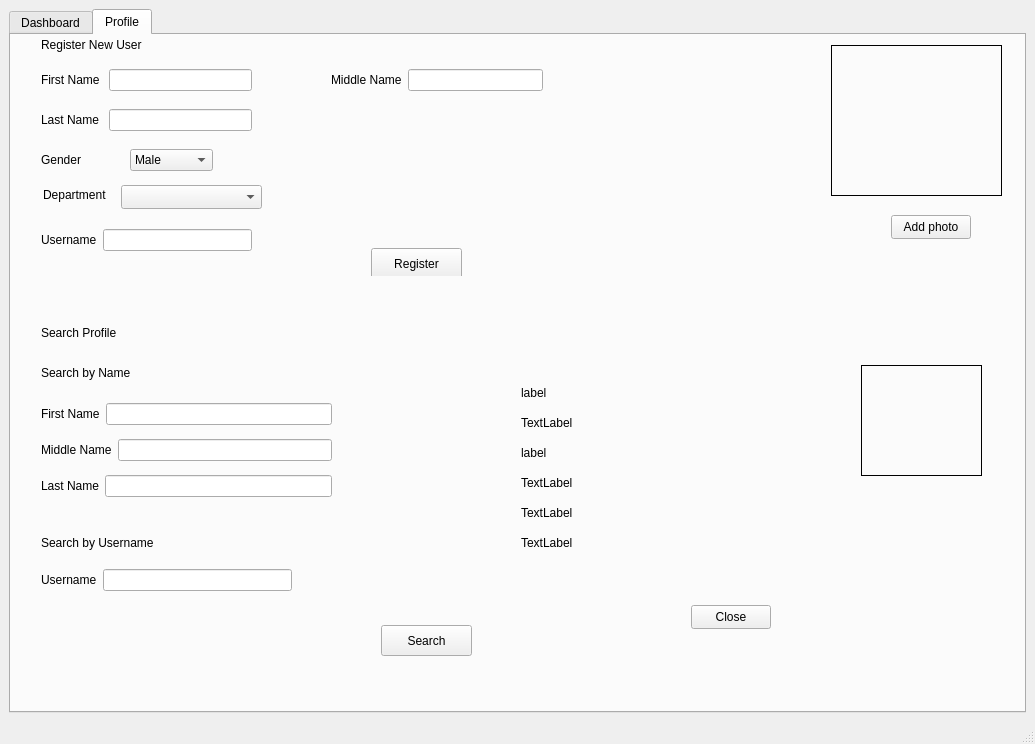
MythicSTR/bms-project, file bms/mainwindow.ui: the form before one commit.
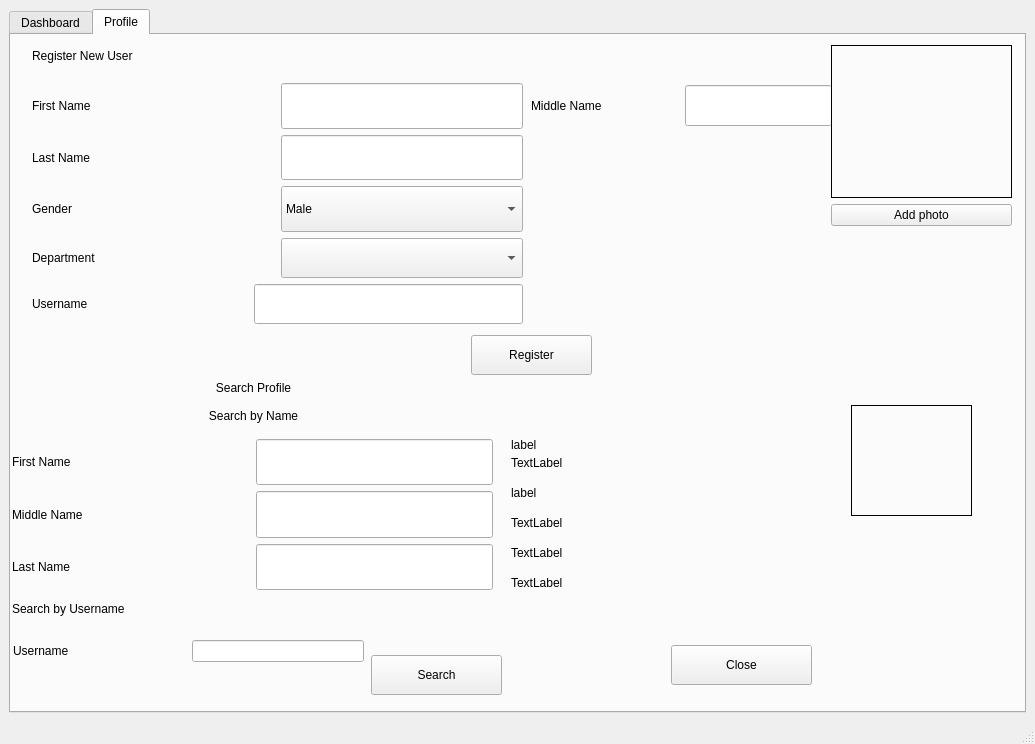
The form after the commit. The open tabs and pages were chosen to show the change. Icons and pictures are not drawn.

What changed in the file:
```diff
--- a/bms/mainwindow.ui
+++ b/bms/mainwindow.ui
@@ -14,7 +14,7 @@
    <string>MainWindow</string>
   </property>
   <property name="styleSheet">
-   <string notr="true">QTabBar::tab { min-width: 60px; }</string>
+   <string notr="true"/>
   </property>
   <widget class="QWidget" name="centralwidget">
    <layout class="QHBoxLayout" name="horizontalLayout">
@@ -2447,45 +2447,19 @@
        <widget class="QWidget" name="widget" native="true">
         <property name="geometry">
          <rect>
-          <x>20</x>
-          <y>290</y>
+          <x>-10</x>
+          <y>330</y>
           <width>981</width>
-          <height>351</height>
+          <height>401</height>
          </rect>
         </property>
-        <widget class="QLabel" name="label_26">
-         <property name="geometry">
-          <rect>
-           <x>10</x>
-           <y>0</y>
-           <width>91</width>
-           <height>16</height>
-          </rect>
-         </property>
-         <property name="text">
-          <string>Search Profile</string>
-         </property>
-        </widget>
-        <widget class="QLabel" name="label_34">
-         <property name="geometry">
-          <rect>
-           <x>10</x>
-           <y>40</y>
-           <width>131</width>
-           <height>16</height>
-          </rect>
-         </property>
-         <property name="text">
-          <string>Search by Name</string>
-         </property>
-        </widget>
         <widget class="QLabel" name="label_38">
          <property name="geometry">
           <rect>
-           <x>10</x>
-           <y>210</y>
-           <width>131</width>
-           <height>16</height>
+           <x>11</x>
+           <y>231</y>
+           <width>479</width>
+           <height>26</height>
           </rect>
          </property>
          <property name="text">
@@ -2495,12 +2469,24 @@
         <widget class="QPushButton" name="profile_search">
          <property name="geometry">
           <rect>
-           <x>350</x>
-           <y>300</y>
-           <width>91</width>
-           <height>31</height>
+           <x>370</x>
+           <y>290</y>
+           <width>131</width>
+           <height>40</height>
           </rect>
          </property>
+         <property name="sizePolicy">
+          <sizepolicy hsizetype="Minimum" vsizetype="Fixed">
+           <horstretch>0</horstretch>
+           <verstretch>0</verstretch>
+          </sizepolicy>
+         </property>
+         <property name="minimumSize">
+          <size>
+           <width>0</width>
+           <height>40</height>
+          </size>
+         </property>
          <property name="text">
           <string>Search</string>
          </property>
@@ -2508,10 +2494,10 @@
         <widget class="QWidget" name="show_info_widget" native="true">
          <property name="geometry">
           <rect>
-           <x>480</x>
+           <x>500</x>
            <y>10</y>
-           <width>481</width>
-           <height>331</height>
+           <width>471</width>
+           <height>321</height>
           </rect>
          </property>
          <widget class="QLabel" name="show_mname">
@@ -2546,9 +2532,21 @@
             <x>10</x>
             <y>50</y>
             <width>181</width>
-            <height>16</height>
+            <height>40</height>
            </rect>
           </property>
+          <property name="sizePolicy">
+           <sizepolicy hsizetype="Minimum" vsizetype="Minimum">
+            <horstretch>0</horstretch>
+            <verstretch>0</verstretch>
+           </sizepolicy>
+          </property>
+          <property name="minimumSize">
+           <size>
+            <width>20</width>
+            <height>30</height>
+           </size>
+          </property>
           <property name="text">
            <string>label</string>
           </property>
@@ -2595,12 +2593,18 @@
          <widget class="QPushButton" name="close_search">
           <property name="geometry">
            <rect>
-            <x>180</x>
+            <x>170</x>
             <y>270</y>
-            <width>80</width>
-            <height>24</height>
+            <width>141</width>
+            <height>40</height>
            </rect>
           </property>
+          <property name="minimumSize">
+           <size>
+            <width>0</width>
+            <height>40</height>
+           </size>
+          </property>
           <property name="text">
            <string>Close</string>
           </property>
@@ -2622,27 +2626,40 @@
           </property>
          </widget>
         </widget>
-        <widget class="QWidget" name="layoutWidget">
+        <widget class="QWidget" name="">
          <property name="geometry">
           <rect>
-           <x>10</x>
-           <y>70</y>
-           <width>291</width>
-           <height>111</height>
+           <x>11</x>
+           <y>74</y>
+           <width>481</width>
+           <height>151</height>
           </rect>
          </property>
-         <layout class="QVBoxLayout" name="verticalLayout_7">
+         <layout class="QVBoxLayout" name="verticalLayout_12">
           <item>
            <layout class="QHBoxLayout" name="horizontalLayout_37">
             <item>
              <widget class="QLabel" name="label_39">
+              <property name="minimumSize">
+               <size>
+                <width>0</width>
+                <height>40</height>
+               </size>
+              </property>
               <property name="text">
                <string>First Name</string>
               </property>
              </widget>
             </item>
             <item>
-             <widget class="QLineEdit" name="profile_search_fname"/>
+             <widget class="QLineEdit" name="profile_search_fname">
+              <property name="sizePolicy">
+               <sizepolicy hsizetype="Minimum" vsizetype="Minimum">
+                <horstretch>0</horstretch>
+                <verstretch>0</verstretch>
+               </sizepolicy>
+              </property>
+             </widget>
             </item>
            </layout>
           </item>
@@ -2650,13 +2667,26 @@
            <layout class="QHBoxLayout" name="horizontalLayout_38">
             <item>
              <widget class="QLabel" name="label_37">
+              <property name="minimumSize">
+               <size>
+                <width>0</width>
+                <height>40</height>
+               </size>
+              </property>
               <property name="text">
                <string>Middle Name</string>
               </property>
              </widget>
             </item>
             <item>
-             <widget class="QLineEdit" name="profile_search_mname"/>
+             <widget class="QLineEdit" name="profile_search_mname">
+              <property name="sizePolicy">
+               <sizepolicy hsizetype="Minimum" vsizetype="Minimum">
+                <horstretch>0</horstretch>
+                <verstretch>0</verstretch>
+               </sizepolicy>
+              </property>
+             </widget>
             </item>
            </layout>
           </item>
@@ -2664,25 +2694,70 @@
            <layout class="QHBoxLayout" name="horizontalLayout_39">
             <item>
              <widget class="QLabel" name="label_36">
+              <property name="minimumSize">
+               <size>
+                <width>0</width>
+                <height>40</height>
+               </size>
+              </property>
               <property name="text">
                <string>Last Name</string>
               </property>
              </widget>
             </item>
             <item>
-             <widget class="QLineEdit" name="profile_search_lname"/>
+             <widget class="QLineEdit" name="profile_search_lname">
+              <property name="sizePolicy">
+               <sizepolicy hsizetype="Minimum" vsizetype="Minimum">
+                <horstretch>0</horstretch>
+                <verstretch>0</verstretch>
+               </sizepolicy>
+              </property>
+             </widget>
             </item>
            </layout>
           </item>
          </layout>
         </widget>
-        <widget class="QWidget" name="layoutWidget">
+        <widget class="QWidget" name="">
          <property name="geometry">
           <rect>
-           <x>10</x>
-           <y>240</y>
-           <width>251</width>
-           <height>30</height>
+           <x>12</x>
+           <y>12</y>
+           <width>481</width>
+           <height>49</height>
+          </rect>
+         </property>
+         <layout class="QVBoxLayout" name="verticalLayout_13">
+          <item>
+           <widget class="QLabel" name="label_26">
+            <property name="text">
+             <string>Search Profile</string>
+            </property>
+            <property name="alignment">
+             <set>Qt::AlignCenter</set>
+            </property>
+           </widget>
+          </item>
+          <item>
+           <widget class="QLabel" name="label_34">
+            <property name="text">
+             <string>Search by Name</string>
+            </property>
+            <property name="alignment">
+             <set>Qt::AlignCenter</set>
+            </property>
+           </widget>
+          </item>
+         </layout>
+        </widget>
+        <widget class="QWidget" name="">
+         <property name="geometry">
+          <rect>
+           <x>12</x>
+           <y>265</y>
+           <width>351</width>
+           <height>42</height>
           </rect>
          </property>
          <layout class="QHBoxLayout" name="horizontalLayout_40">
@@ -2694,7 +2769,14 @@
            </widget>
           </item>
           <item>
-           <widget class="QLineEdit" name="profile_search_username"/>
+           <widget class="QLineEdit" name="profile_search_username">
+            <property name="sizePolicy">
+             <sizepolicy hsizetype="Minimum" vsizetype="Fixed">
+              <horstretch>0</horstretch>
+              <verstretch>0</verstretch>
+             </sizepolicy>
+            </property>
+           </widget>
           </item>
          </layout>
         </widget>
@@ -2704,19 +2786,46 @@
          <rect>
           <x>20</x>
           <y>0</y>
-          <width>981</width>
-          <height>241</height>
+          <width>1061</width>
+          <height>341</height>
          </rect>
         </property>
+        <property name="sizePolicy">
+         <sizepolicy hsizetype="Maximum" vsizetype="Maximum">
+          <horstretch>0</horstretch>
+          <verstretch>0</verstretch>
+         </sizepolicy>
+        </property>
         <widget class="QLabel" name="label_24">
          <property name="geometry">
           <rect>
-           <x>10</x>
-           <y>0</y>
-           <width>111</width>
-           <height>20</height>
+           <x>1</x>
+           <y>1</y>
+           <width>489</width>
+           <height>40</height>
           </rect>
          </property>
+         <property name="sizePolicy">
+          <sizepolicy hsizetype="Minimum" vsizetype="Minimum">
+           <horstretch>0</horstretch>
+           <verstretch>0</verstretch>
+          </sizepolicy>
+         </property>
+         <property name="minimumSize">
+          <size>
+           <width>0</width>
+           <height>40</height>
+          </size>
+         </property>
+         <property name="maximumSize">
+          <size>
+           <width>16777215</width>
+           <height>40</height>
+          </size>
+         </property>
+         <property name="styleSheet">
+          <string notr="true"/>
+         </property>
          <property name="text">
           <string>Register New User</string>
          </property>
@@ -2724,199 +2833,302 @@
         <widget class="QWidget" name="layoutWidget">
          <property name="geometry">
           <rect>
-           <x>10</x>
-           <y>30</y>
-           <width>211</width>
-           <height>30</height>
-          </rect>
-         </property>
-         <layout class="QHBoxLayout" name="horizontalLayout_31">
-          <item>
-           <widget class="QLabel" name="label_40">
-            <property name="text">
-             <string>First Name </string>
-            </property>
-           </widget>
-          </item>
-          <item>
-           <widget class="QLineEdit" name="profile_register_fname"/>
-          </item>
-         </layout>
-        </widget>
-        <widget class="QWidget" name="layoutWidget">
-         <property name="geometry">
-          <rect>
-           <x>300</x>
-           <y>30</y>
-           <width>212</width>
-           <height>30</height>
+           <x>500</x>
+           <y>50</y>
+           <width>301</width>
+           <height>41</height>
           </rect>
          </property>
          <layout class="QHBoxLayout" name="horizontalLayout_35">
           <item>
            <widget class="QLabel" name="label_45">
+            <property name="minimumSize">
+             <size>
+              <width>0</width>
+              <height>40</height>
+             </size>
+            </property>
             <property name="text">
              <string>Middle Name</string>
             </property>
            </widget>
           </item>
           <item>
-           <widget class="QLineEdit" name="profile_register_mname"/>
-          </item>
-         </layout>
-        </widget>
-        <widget class="QWidget" name="layoutWidget">
-         <property name="geometry">
-          <rect>
-           <x>10</x>
-           <y>70</y>
-           <width>211</width>
-           <height>30</height>
-          </rect>
-         </property>
-         <layout class="QHBoxLayout" name="horizontalLayout_34">
-          <item>
-           <widget class="QLabel" name="label_41">
-            <property name="text">
-             <string>Last Name </string>
+           <widget class="QLineEdit" name="profile_register_mname">
+            <property name="sizePolicy">
+             <sizepolicy hsizetype="Minimum" vsizetype="Minimum">
+              <horstretch>0</horstretch>
+              <verstretch>0</verstretch>
+             </sizepolicy>
             </property>
            </widget>
-          </item>
-          <item>
-           <widget class="QLineEdit" name="profile_register_lname"/>
-          </item>
-         </layout>
-        </widget>
-        <widget class="QWidget" name="layoutWidget">
-         <property name="geometry">
-          <rect>
-           <x>10</x>
-           <y>110</y>
-           <width>172</width>
-           <height>30</height>
-          </rect>
-         </property>
-         <layout class="QHBoxLayout" name="horizontalLayout_33">
-          <item>
-           <widget class="QLabel" name="label_42">
-            <property name="text">
-             <string>Gender </string>
-            </property>
-           </widget>
-          </item>
-          <item>
-           <widget class="QComboBox" name="profile_register_gender">
-            <item>
-             <property name="text">
-              <string>Male</string>
-             </property>
-            </item>
-            <item>
-             <property name="text">
-              <string>Female</string>
-             </property>
-            </item>
-            <item>
-             <property name="text">
-              <string>Others</string>
-             </property>
-            </item>
-           </widget>
-          </item>
-         </layout>
-        </widget>
-        <widget class="QWidget" name="layoutWidget">
-         <property name="geometry">
-          <rect>
-           <x>10</x>
-           <y>190</y>
-           <width>211</width>
-           <height>30</height>
-          </rect>
-         </property>
-         <layout class="QHBoxLayout" name="horizontalLayout_36">
-          <item>
-           <widget class="QLabel" name="label_44">
-            <property name="text">
-             <string>Username</string>
-            </property>
-           </widget>
-          </item>
-          <item>
-           <widget class="QLineEdit" name="profile_register_username"/>
           </item>
          </layout>
         </widget>
         <widget class="QPushButton" name="profile_register">
          <property name="geometry">
           <rect>
-           <x>340</x>
-           <y>213</y>
-           <width>91</width>
-           <height>31</height>
+           <x>440</x>
+           <y>300</y>
+           <width>121</width>
+           <height>40</height>
           </rect>
          </property>
+         <property name="minimumSize">
+          <size>
+           <width>0</width>
+           <height>40</height>
+          </size>
+         </property>
          <property name="text">
           <string>Register</string>
          </property>
         </widget>
-        <widget class="QLabel" name="pic_show">
+        <widget class="QWidget" name="">
          <property name="geometry">
           <rect>
            <x>800</x>
            <y>10</y>
-           <width>171</width>
-           <height>151</height>
+           <width>181</width>
+           <height>181</height>
           </rect>
          </property>
-         <property name="frameShape">
-          <enum>QFrame::Box</enum>
-         </property>
-         <property name="frameShadow">
-          <enum>QFrame::Plain</enum>
-         </property>
-         <property name="lineWidth">
-          <number>1</number>
-         </property>
-         <property name="text">
-          <string/>
-         </property>
+         <layout class="QVBoxLayout" name="verticalLayout_11">
+          <item>
+           <widget class="QLabel" name="pic_show">
+            <property name="frameShape">
+             <enum>QFrame::Box</enum>
+            </property>
+            <property name="frameShadow">
+             <enum>QFrame::Plain</enum>
+            </property>
+            <property name="lineWidth">
+             <number>1</number>
+            </property>
+            <property name="text">
+             <string/>
+            </property>
+           </widget>
+          </item>
+          <item>
+           <widget class="QPushButton" name="add_photo">
+            <property name="minimumSize">
+             <size>
+              <width>0</width>
+              <height>20</height>
+             </size>
+            </property>
+            <property name="text">
+             <string>Add photo</string>
+            </property>
+           </widget>
+          </item>
+         </layout>
         </widget>
-        <widget class="QPushButton" name="add_photo">
+        <widget class="QWidget" name="">
          <property name="geometry">
           <rect>
-           <x>860</x>
-           <y>180</y>
-           <width>80</width>
-           <height>24</height>
+           <x>1</x>
+           <y>48</y>
+           <width>491</width>
+           <height>241</height>
           </rect>
          </property>
-         <property name="text">
-          <string>Add photo</string>
-         </property>
-        </widget>
-        <widget class="QLabel" name="label_43">
-         <property name="geometry">
-          <rect>
-           <x>12</x>
-           <y>152</y>
-           <width>75</width>
-           <height>16</height>
-          </rect>
-         </property>
-         <property name="text">
-          <string>Department </string>
-         </property>
-        </widget>
-        <widget class="QComboBox" name="profile_register_dept">
-         <property name="geometry">
-          <rect>
-           <x>90</x>
-           <y>150</y>
-           <width>141</width>
-           <height>24</height>
-          </rect>
-         </property>
+         <layout class="QVBoxLayout" name="verticalLayout_7">
+          <item>
+           <layout class="QHBoxLayout" name="horizontalLayout_31">
+            <property name="sizeConstraint">
+             <enum>QLayout::SetDefaultConstraint</enum>
+            </property>
+            <item>
+             <widget class="QLabel" name="label_40">
+              <property name="sizePolicy">
+               <sizepolicy hsizetype="Preferred" vsizetype="Preferred">
+                <horstretch>0</horstretch>
+                <verstretch>0</verstretch>
+               </sizepolicy>
+              </property>
+              <property name="minimumSize">
+               <size>
+                <width>0</width>
+                <height>30</height>
+               </size>
+              </property>
+              <property name="text">
+               <string>First Name </string>
+              </property>
+             </widget>
+            </item>
+            <item>
+             <widget class="QLineEdit" name="profile_register_fname">
+              <property name="sizePolicy">
+               <sizepolicy hsizetype="Minimum" vsizetype="Minimum">
+                <horstretch>0</horstretch>
+                <verstretch>0</verstretch>
+               </sizepolicy>
+              </property>
+              <property name="minimumSize">
+               <size>
+                <width>0</width>
+                <height>30</height>
+               </size>
+              </property>
+             </widget>
+            </item>
+           </layout>
+          </item>
+          <item>
+           <layout class="QHBoxLayout" name="horizontalLayout_34">
+            <item>
+             <widget class="QLabel" name="label_41">
+              <property name="sizePolicy">
+               <sizepolicy hsizetype="Minimum" vsizetype="Minimum">
+                <horstretch>0</horstretch>
+                <verstretch>0</verstretch>
+               </sizepolicy>
+              </property>
+              <property name="minimumSize">
+               <size>
+                <width>0</width>
+                <height>30</height>
+               </size>
+              </property>
+              <property name="text">
+               <string>Last Name </string>
+              </property>
+             </widget>
+            </item>
+            <item>
+             <widget class="QLineEdit" name="profile_register_lname">
+              <property name="sizePolicy">
+               <sizepolicy hsizetype="Minimum" vsizetype="Minimum">
+                <horstretch>0</horstretch>
+                <verstretch>0</verstretch>
+               </sizepolicy>
+              </property>
+             </widget>
+            </item>
+           </layout>
+          </item>
+          <item>
+           <layout class="QHBoxLayout" name="horizontalLayout_33">
+            <item>
+             <widget class="QLabel" name="label_42">
+              <property name="sizePolicy">
+               <sizepolicy hsizetype="Minimum" vsizetype="Minimum">
+                <horstretch>0</horstretch>
+                <verstretch>0</verstretch>
+               </sizepolicy>
+              </property>
+              <property name="minimumSize">
+               <size>
+                <width>0</width>
+                <height>40</height>
+               </size>
+              </property>
+              <property name="text">
+               <string>Gender </string>
+              </property>
+             </widget>
+            </item>
+            <item>
+             <widget class="QComboBox" name="profile_register_gender">
+              <property name="sizePolicy">
+               <sizepolicy hsizetype="Minimum" vsizetype="Minimum">
+                <horstretch>0</horstretch>
+                <verstretch>0</verstretch>
+               </sizepolicy>
+              </property>
+              <item>
+               <property name="text">
+                <string>Male</string>
+               </property>
+              </item>
+              <item>
+               <property name="text">
+                <string>Female</string>
+               </property>
+              </item>
+              <item>
+               <property name="text">
+                <string>Others</string>
+               </property>
+              </item>
+             </widget>
+            </item>
+           </layout>
+          </item>
+          <item>
+           <layout class="QHBoxLayout" name="horizontalLayout_44">
+            <item>
+             <widget class="QLabel" name="label_43">
+              <property name="minimumSize">
+               <size>
+                <width>0</width>
+                <height>40</height>
+               </size>
+              </property>
+              <property name="text">
+               <string>Department </string>
+              </property>
+             </widget>
+            </item>
+            <item>
+             <widget class="QComboBox" name="profile_register_dept">
+              <property name="minimumSize">
+               <size>
+                <width>0</width>
+                <height>40</height>
+               </size>
+              </property>
+             </widget>
+            </item>
+           </layout>
+          </item>
+          <item>
+           <layout class="QHBoxLayout" name="horizontalLayout_36">
+            <item>
+             <widget class="QLabel" name="label_44">
+              <property name="minimumSize">
+               <size>
+                <width>0</width>
+                <height>40</height>
+               </size>
+              </property>
+              <property name="text">
+               <string>Username</string>
+              </property>
+             </widget>
+            </item>
+            <item>
+             <spacer name="horizontalSpacer_4">
+              <property name="orientation">
+               <enum>Qt::Horizontal</enum>
+              </property>
+              <property name="sizeType">
+               <enum>QSizePolicy::Minimum</enum>
+              </property>
+              <property name="sizeHint" stdset="0">
+               <size>
+                <width>160</width>
+                <height>20</height>
+               </size>
+              </property>
+             </spacer>
+            </item>
+            <item>
+             <widget class="QLineEdit" name="profile_register_username">
+              <property name="minimumSize">
+               <size>
+                <width>0</width>
+                <height>40</height>
+               </size>
+              </property>
+             </widget>
+            </item>
+           </layout>
+          </item>
+         </layout>
         </widget>
        </widget>
       </widget>
```
Left out of the diff: 32 changed lines with no effect on the pictures.
